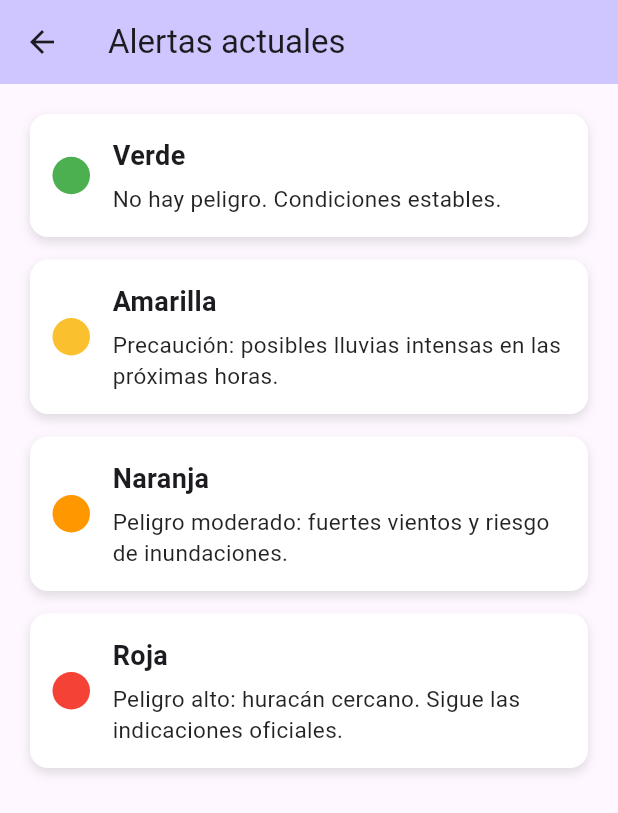
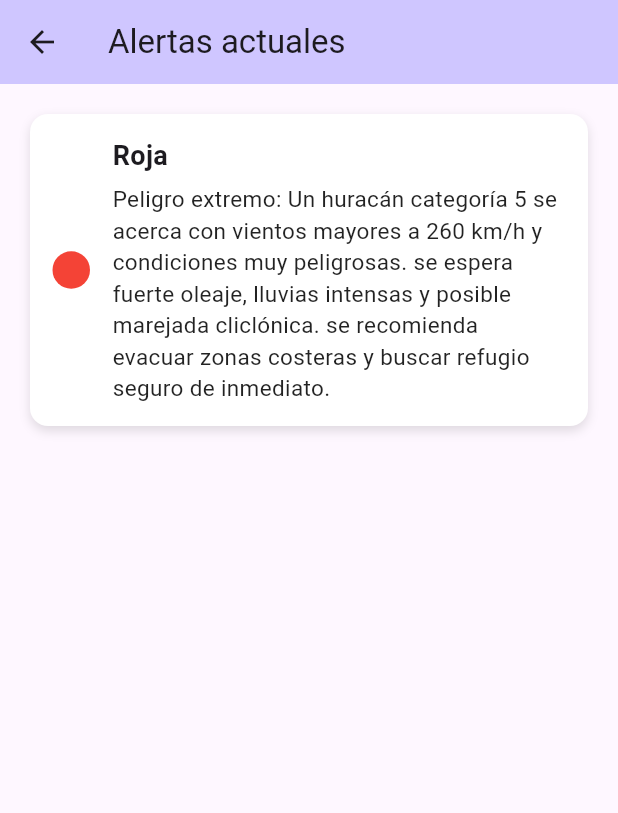
Before and after one commit to pedridg/hurasafe, a Flutter app: the AlertsPage screen opened directly, on a phone screen of 412 x 824 dp. Shown: the top 813 px of the screen. Run offline on Flutter 3.47's test engine with Material 3 defaults, Android fonts, the phone set to English and light mode, and no system bars; our stand-ins replace flutter_map, geolocator, latlong2, permission_handler; Roboto replaces fonts that are missing (Poppins).

Commit message:
Descripción del cambio que hicieron

```diff
--- a/lib/alerts_page.dart
+++ b/lib/alerts_page.dart
@@ -8,26 +8,9 @@ class AlertsPage extends StatelessWidget {
 
     final List<Map<String, dynamic>> alerts = [
       {
-        "nivel": "Verde",
-        "descripcion": "No hay peligro. Condiciones estables.",
-        "color": Colors.green
-      },
-      {
-        "nivel": "Amarilla",
-        "descripcion":
-            "Precaución: posibles lluvias intensas en las próximas horas.",
-        "color": Colors.yellow.shade700
-      },
-      {
-        "nivel": "Naranja",
-        "descripcion":
-            "Peligro moderado: fuertes vientos y riesgo de inundaciones.",
-        "color": Colors.orange
-      },
-      {
         "nivel": "Roja",
         "descripcion":
-            "Peligro alto: huracán cercano. Sigue las indicaciones oficiales.",
+            "Peligro extremo: Un huracán categoría 5 se acerca con vientos mayores a 260 km/h y condiciones muy peligrosas. se espera fuerte oleaje, lluvias intensas y posible marejada cliclónica. se recomienda evacuar zonas costeras y buscar refugio seguro de inmediato.",
         "color": Colors.red
       },
     ];
```
